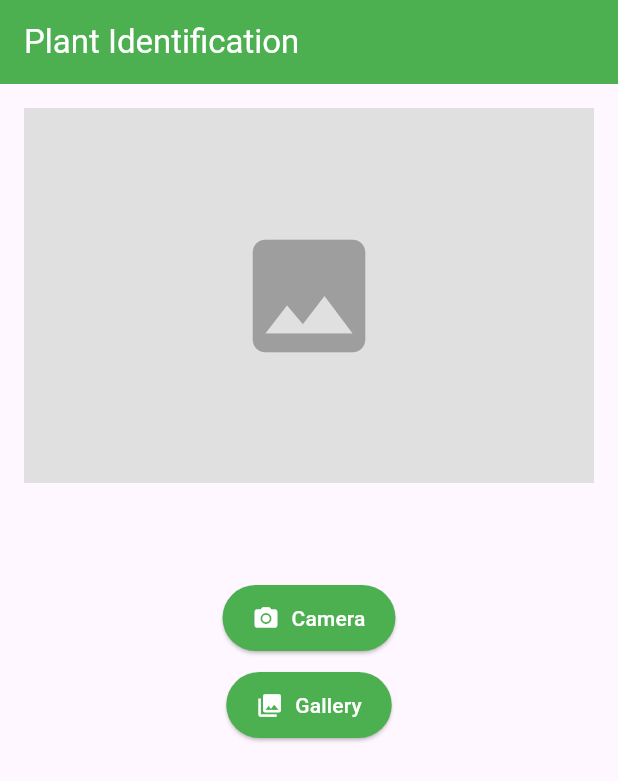
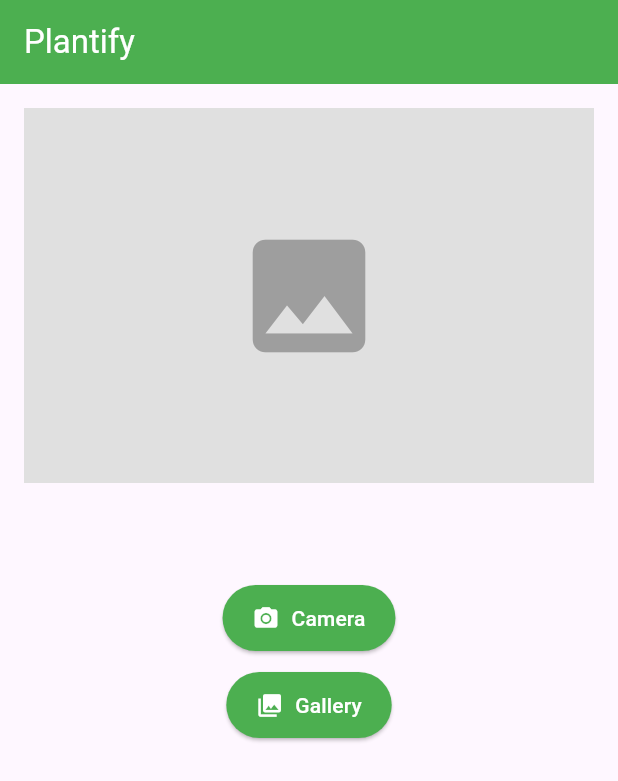
Before and after one commit to Abdullah-T3/plants_detaction, a Flutter app: the screen it shows after launch, on a phone screen of 412 x 824 dp. Shown: the top 781 px of the screen. Run offline on Flutter 3.47's test engine with Material 3 defaults, Android fonts, the phone set to English and light mode, and no system bars; our stand-ins replace image_picker; missing offline and left inert: tflite_flutter.

```diff
--- a/lib/main.dart
+++ b/lib/main.dart
@@ -12,7 +12,7 @@ class MyApp extends StatelessWidget {
   Widget build(BuildContext context) {
     return MaterialApp(
       debugShowCheckedModeBanner: false,
-      title: 'Plant Identification',
+      title: 'Plantify',
       theme: ThemeData(
         colorScheme: ColorScheme.fromSeed(seedColor: Colors.deepPurple),
       ),
```
Also changed, not shown: lib/home_screen.dart (+9 -5 lines), 9 other files.
